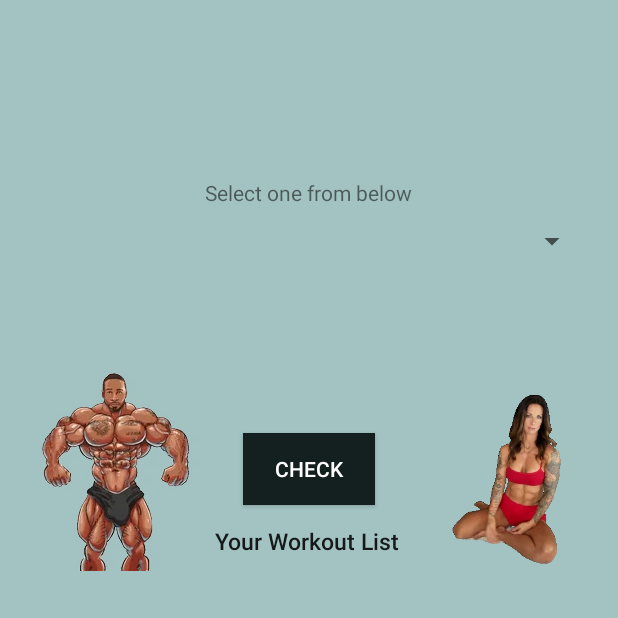
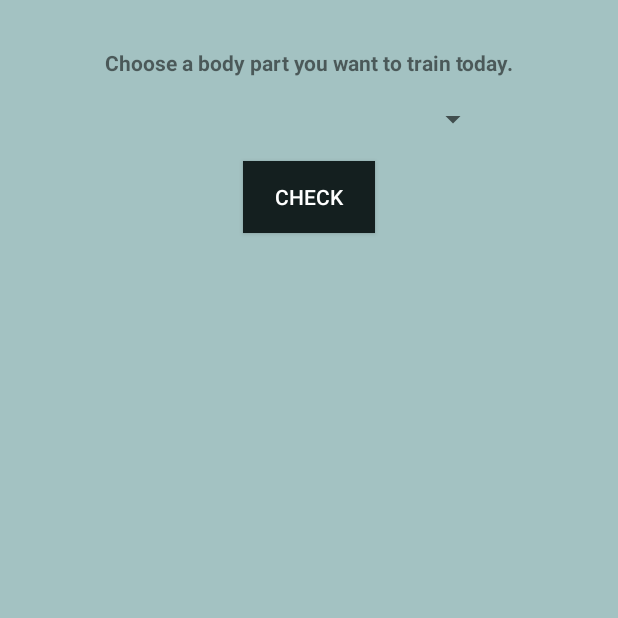
Before and after one commit to dnikki/WorkoutAdvisor, an Android app: the screen it shows after launch (MainActivity), on a phone screen of 412 x 824 dp, the top half of it. Run offline under Robolectric (Android 15) with nearby library versions, the phone set to English and light mode, and no system bars.

Commit message:
main activity layout improved

```diff
--- a/app/src/main/res/layout/activity_main.xml
+++ b/app/src/main/res/layout/activity_main.xml
@@ -4,101 +4,46 @@
     xmlns:tools="http://schemas.android.com/tools"
     android:layout_width="match_parent"
     android:layout_height="match_parent"
-    android:background="#a3c2c2"
-    android:gravity="center_horizontal"
+    android:background="@color/blue_background"
     tools:context=".MainActivity">
 
     <TextView
-        android:id="@+id/textView"
+        android:id="@+id/heading_tv"
         android:layout_width="wrap_content"
         android:layout_height="wrap_content"
-        android:layout_alignParentStart="true"
-        android:layout_alignParentLeft="true"
-        android:layout_alignParentTop="true"
-        android:layout_alignParentEnd="true"
-
-        android:layout_alignParentRight="true"
-        android:layout_alignParentBottom="true"
-        android:layout_gravity="center_horizontal"
-        android:layout_marginStart="124dp"
-
-        android:layout_marginLeft="115dp"
-        android:layout_marginTop="350dp"
-        android:layout_marginEnd="127dp"
-        android:layout_marginRight="115dp"
-        android:layout_marginBottom="29dp"
-        android:gravity="center_horizontal"
-        android:text="Your Workout List"
-        android:textAlignment="center"
-        android:textAppearance="@style/TextAppearance.AppCompat.Body2"
-        android:textSize="15sp"
-        app:layout_constraintBottom_toBottomOf="parent"
-        app:layout_constraintLeft_toLeftOf="parent"
-        app:layout_constraintRight_toRightOf="parent"
-        app:layout_constraintTop_toTopOf="parent" />
+        android:layout_centerHorizontal="true"
+        android:layout_marginTop="32dp"
+        android:text="@string/select_one_from_below"
+        android:textStyle="bold"/>
 
     <Spinner
         android:id="@+id/spinner"
-        android:layout_width="match_parent"
+        android:layout_width="240dp"
         android:layout_height="wrap_content"
-        android:layout_alignParentBottom="true"
-        android:layout_gravity="center_horizontal"
-        android:layout_marginHorizontal="20dp"
-        android:layout_marginBottom="651dp"
-        android:entries="@array/workout_types"
-        android:gravity="center_horizontal"
-        android:textAlignment="center" />
+        android:layout_below="@+id/heading_tv"
+        android:layout_centerHorizontal="true"
+        android:layout_marginTop="16dp"
+        android:entries="@array/workout_types" />
 
     <Button
-        android:id="@+id/button"
+        android:id="@+id/check_exercise_btn"
         android:layout_width="wrap_content"
         android:layout_height="wrap_content"
-        android:layout_alignParentEnd="true"
-        android:layout_alignParentRight="true"
-        android:layout_alignParentBottom="true"
-        android:layout_marginEnd="162dp"
-        android:layout_marginRight="162dp"
-        android:layout_marginBottom="487dp"
+        android:layout_below="@+id/spinner"
         android:onClick="check"
         android:text="@string/check_workouts"
+        android:layout_centerHorizontal="true"
+        android:layout_marginTop="16dp"
         android:textColor="@color/white"
         android:background="#141f1f"/>
 
-    <ImageView
-        android:id="@+id/imageView"
-        android:layout_width="158dp"
-        android:layout_height="133dp"
-        android:layout_alignParentEnd="true"
-        android:layout_alignParentRight="true"
-        android:layout_alignParentBottom="true"
-        android:layout_marginEnd="256dp"
-        android:layout_marginRight="256dp"
-        android:layout_marginBottom="443dp"
-        android:src="@drawable/bodybuilder1" />
-
-    <ImageView
-        android:id="@+id/imageView2"
-        android:layout_width="105dp"
-        android:layout_height="175dp"
-        android:layout_alignParentEnd="true"
-        android:layout_alignParentRight="true"
-        android:layout_alignParentBottom="true"
-        android:layout_marginEnd="24dp"
-        android:layout_marginRight="24dp"
-        android:layout_marginBottom="430dp"
-        android:src="@drawable/bodybuilderwoman" />
-
-    <TextView
-        android:id="@+id/textView2"
-        android:layout_width="wrap_content"
+    <ListView
+        android:id="@+id/exercise_list_view"
+        android:layout_width="240dp"
         android:layout_height="wrap_content"
-        android:layout_alignParentEnd="true"
-        android:layout_alignParentRight="true"
-        android:layout_alignParentBottom="true"
-        android:layout_marginEnd="137dp"
-        android:layout_marginRight="137dp"
-        android:layout_marginBottom="686dp"
-        android:text="Select one from below" />
-
+        android:layout_below="@+id/check_exercise_btn"
+        android:layout_centerHorizontal="true"
+        android:layout_marginTop="24dp"
+        android:scrollbars="none"/>
 
 </RelativeLayout>
--- a/app/src/main/res/values/colors.xml
+++ b/app/src/main/res/values/colors.xml
@@ -7,4 +7,5 @@
     <color name="teal_700">#FF018786</color>
     <color name="black">#FF000000</color>
     <color name="white">#FFFFFFFF</color>
+    <color name="blue_background">#a3c2c2</color>
 </resources>
--- a/app/src/main/res/values/strings.xml
+++ b/app/src/main/res/values/strings.xml
@@ -1,6 +1,8 @@
 <resources>
-    <string name="app_name">WorkoutAdvisor</string>
+    <string name="app_name">WorkoutAdvicer</string>
     <string name="check_workouts">Check</string>
+    <string name="select_one_from_below">Choose a body part you want to train today.</string>
+
     <string-array name="workout_types">
         <item></item>
         <item>Chest</item>
```
